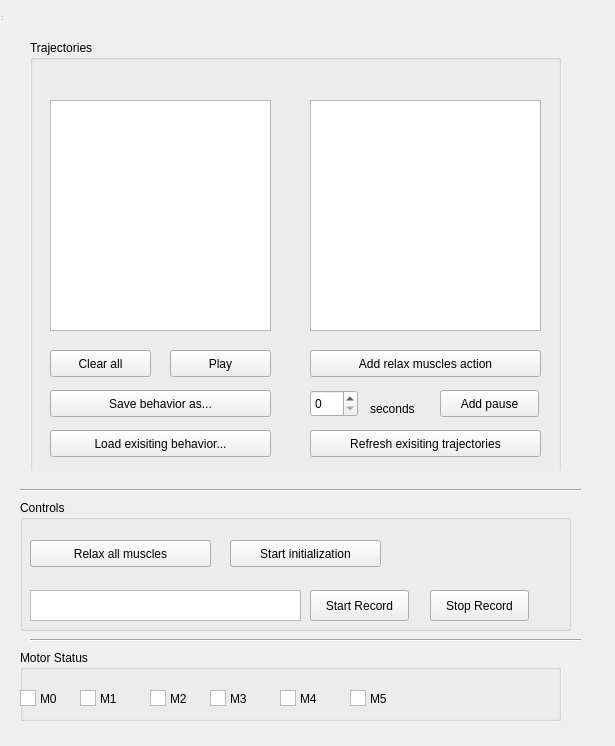
Old version of the form roboy_trajectories_control/resource/roboy_trajectories_control.ui in the repository Roboy/roboy_rqt_plugins.
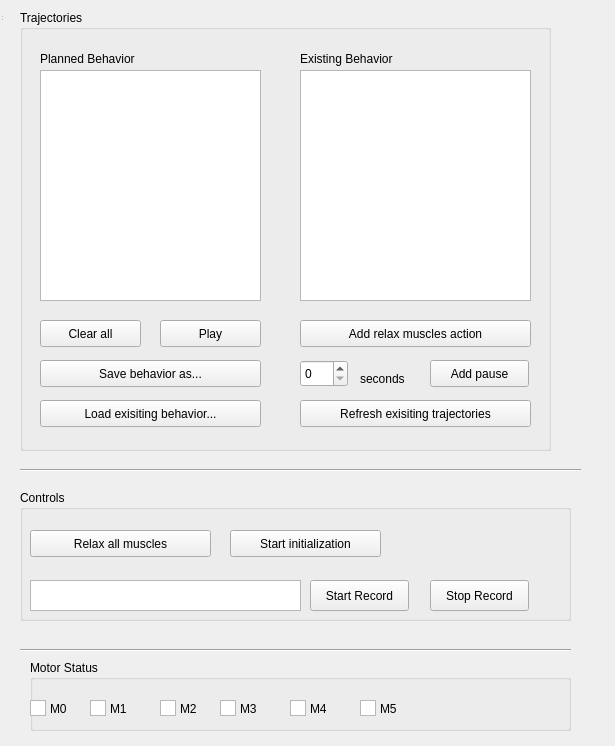
New version of the form.

Commit message: motor status :muscle:

The edit to the form file:
```diff
--- a/roboy_trajectories_control/resource/roboy_trajectories_control.ui
+++ b/roboy_trajectories_control/resource/roboy_trajectories_control.ui
@@ -19,162 +19,9 @@
      <x>10</x>
      <y>40</y>
      <width>571</width>
-     <height>431</height>
+     <height>391</height>
     </rect>
    </property>
-   <widget class="QGroupBox" name="groupBox_3">
-    <property name="geometry">
-     <rect>
-      <x>20</x>
-      <y>0</y>
-      <width>531</width>
-      <height>441</height>
-     </rect>
-    </property>
-    <property name="title">
-     <string>Trajectories</string>
-    </property>
-    <widget class="QListWidget" name="existingTrajectories">
-     <property name="geometry">
-      <rect>
-       <x>280</x>
-       <y>60</y>
-       <width>231</width>
-       <height>231</height>
-      </rect>
-     </property>
-     <property name="dragDropMode">
-      <enum>QAbstractItemView::NoDragDrop</enum>
-     </property>
-    </widget>
-    <widget class="QListWidget" name="scheduledBehavior">
-     <property name="geometry">
-      <rect>
-       <x>20</x>
-       <y>60</y>
-       <width>221</width>
-       <height>231</height>
-      </rect>
-     </property>
-     <property name="dragDropMode">
-      <enum>QAbstractItemView::NoDragDrop</enum>
-     </property>
-    </widget>
-    <widget class="QPushButton" name="addPause">
-     <property name="geometry">
-      <rect>
-       <x>410</x>
-       <y>350</y>
-       <width>99</width>
-       <height>27</height>
-      </rect>
-     </property>
-     <property name="text">
-      <string>Add pause</string>
-     </property>
-    </widget>
-    <widget class="QSpinBox" name="pauseDuration">
-     <property name="geometry">
-      <rect>
-       <x>280</x>
-       <y>350</y>
-       <width>48</width>
-       <height>27</height>
-      </rect>
-     </property>
-    </widget>
-    <widget class="QLabel" name="label_7">
-     <property name="geometry">
-      <rect>
-       <x>340</x>
-       <y>360</y>
-       <width>67</width>
-       <height>17</height>
-      </rect>
-     </property>
-     <property name="text">
-      <string>seconds</string>
-     </property>
-    </widget>
-    <widget class="QPushButton" name="playBehavior">
-     <property name="geometry">
-      <rect>
-       <x>140</x>
-       <y>310</y>
-       <width>101</width>
-       <height>27</height>
-      </rect>
-     </property>
-     <property name="text">
-      <string>Play</string>
-     </property>
-    </widget>
-    <widget class="QPushButton" name="clearBehavior">
-     <property name="geometry">
-      <rect>
-       <x>20</x>
-       <y>310</y>
-       <width>101</width>
-       <height>27</height>
-      </rect>
-     </property>
-     <property name="text">
-      <string>Clear all</string>
-     </property>
-    </widget>
-    <widget class="QPushButton" name="addRelax">
-     <property name="geometry">
-      <rect>
-       <x>280</x>
-       <y>310</y>
-       <width>231</width>
-       <height>27</height>
-      </rect>
-     </property>
-     <property name="text">
-      <string>Add relax muscles action</string>
-     </property>
-    </widget>
-    <widget class="QPushButton" name="refreshTrajectories">
-     <property name="geometry">
-      <rect>
-       <x>280</x>
-       <y>390</y>
-       <width>231</width>
-       <height>27</height>
-      </rect>
-     </property>
-     <property name="text">
-      <string>Refresh exisiting trajectories</string>
-     </property>
-    </widget>
-    <widget class="QPushButton" name="saveBehavior">
-     <property name="geometry">
-      <rect>
-       <x>20</x>
-       <y>350</y>
-       <width>221</width>
-       <height>27</height>
-      </rect>
-     </property>
-     <property name="text">
-      <string>Save behavior as...</string>
-     </property>
-    </widget>
-    <widget class="QPushButton" name="loadBehavior">
-     <property name="geometry">
-      <rect>
-       <x>20</x>
-       <y>390</y>
-       <width>221</width>
-       <height>27</height>
-      </rect>
-     </property>
-     <property name="text">
-      <string>Load exisiting behavior...</string>
-     </property>
-    </widget>
-   </widget>
   </widget>
   <widget class="QToolBar" name="mainToolBar">
    <property name="geometry">
@@ -199,8 +46,8 @@
   <widget class="QGroupBox" name="groupBox">
    <property name="geometry">
     <rect>
-     <x>20</x>
-     <y>650</y>
+     <x>30</x>
+     <y>660</y>
      <width>541</width>
      <height>71</height>
     </rect>
@@ -351,7 +198,7 @@
    <property name="geometry">
     <rect>
      <x>20</x>
-     <y>500</y>
+     <y>490</y>
      <width>551</width>
      <height>131</height>
     </rect>
@@ -432,8 +279,8 @@
   <widget class="Line" name="line">
    <property name="geometry">
     <rect>
-     <x>30</x>
-     <y>630</y>
+     <x>20</x>
+     <y>640</y>
      <width>551</width>
      <height>20</height>
     </rect>
@@ -442,11 +289,190 @@
     <enum>Qt::Horizontal</enum>
    </property>
   </widget>
-  <widget class="Line" name="line_2">
+  <widget class="QGroupBox" name="groupBox_3">
    <property name="geometry">
     <rect>
      <x>20</x>
-     <y>480</y>
+     <y>10</y>
+     <width>531</width>
+     <height>441</height>
+    </rect>
+   </property>
+   <property name="title">
+    <string>Trajectories</string>
+   </property>
+   <widget class="QListWidget" name="existingTrajectories">
+    <property name="geometry">
+     <rect>
+      <x>280</x>
+      <y>60</y>
+      <width>231</width>
+      <height>231</height>
+     </rect>
+    </property>
+    <property name="dragDropMode">
+     <enum>QAbstractItemView::NoDragDrop</enum>
+    </property>
+   </widget>
+   <widget class="QListWidget" name="scheduledBehavior">
+    <property name="geometry">
+     <rect>
+      <x>20</x>
+      <y>60</y>
+      <width>221</width>
+      <height>231</height>
+     </rect>
+    </property>
+    <property name="dragDropMode">
+     <enum>QAbstractItemView::NoDragDrop</enum>
+    </property>
+   </widget>
+   <widget class="QPushButton" name="addPause">
+    <property name="geometry">
+     <rect>
+      <x>410</x>
+      <y>350</y>
+      <width>99</width>
+      <height>27</height>
+     </rect>
+    </property>
+    <property name="text">
+     <string>Add pause</string>
+    </property>
+   </widget>
+   <widget class="QSpinBox" name="pauseDuration">
+    <property name="geometry">
+     <rect>
+      <x>280</x>
+      <y>350</y>
+      <width>48</width>
+      <height>27</height>
+     </rect>
+    </property>
+   </widget>
+   <widget class="QLabel" name="label_7">
+    <property name="geometry">
+     <rect>
+      <x>340</x>
+      <y>360</y>
+      <width>67</width>
+      <height>17</height>
+     </rect>
+    </property>
+    <property name="text">
+     <string>seconds</string>
+    </property>
+   </widget>
+   <widget class="QPushButton" name="playBehavior">
+    <property name="geometry">
+     <rect>
+      <x>140</x>
+      <y>310</y>
+      <width>101</width>
+      <height>27</height>
+     </rect>
+    </property>
+    <property name="text">
+     <string>Play</string>
+    </property>
+   </widget>
+   <widget class="QPushButton" name="clearBehavior">
+    <property name="geometry">
+     <rect>
+      <x>20</x>
+      <y>310</y>
+      <width>101</width>
+      <height>27</height>
+     </rect>
+    </property>
+    <property name="text">
+     <string>Clear all</string>
+    </property>
+   </widget>
+   <widget class="QPushButton" name="addRelax">
+    <property name="geometry">
+     <rect>
+      <x>280</x>
+      <y>310</y>
+      <width>231</width>
+      <height>27</height>
+     </rect>
+    </property>
+    <property name="text">
+     <string>Add relax muscles action</string>
+    </property>
+   </widget>
+   <widget class="QPushButton" name="refreshTrajectories">
+    <property name="geometry">
+     <rect>
+      <x>280</x>
+      <y>390</y>
+      <width>231</width>
+      <height>27</height>
+     </rect>
+    </property>
+    <property name="text">
+     <string>Refresh exisiting trajectories</string>
+    </property>
+   </widget>
+   <widget class="QPushButton" name="saveBehavior">
+    <property name="geometry">
+     <rect>
+      <x>20</x>
+      <y>350</y>
+      <width>221</width>
+      <height>27</height>
+     </rect>
+    </property>
+    <property name="text">
+     <string>Save behavior as...</string>
+    </property>
+   </widget>
+   <widget class="QPushButton" name="loadBehavior">
+    <property name="geometry">
+     <rect>
+      <x>20</x>
+      <y>390</y>
+      <width>221</width>
+      <height>27</height>
+     </rect>
+    </property>
+    <property name="text">
+     <string>Load exisiting behavior...</string>
+    </property>
+   </widget>
+   <widget class="QLabel" name="label_8">
+    <property name="geometry">
+     <rect>
+      <x>20</x>
+      <y>40</y>
+      <width>141</width>
+      <height>17</height>
+     </rect>
+    </property>
+    <property name="text">
+     <string>Planned Behavior</string>
+    </property>
+   </widget>
+   <widget class="QLabel" name="label_9">
+    <property name="geometry">
+     <rect>
+      <x>280</x>
+      <y>40</y>
+      <width>141</width>
+      <height>17</height>
+     </rect>
+    </property>
+    <property name="text">
+     <string>Existing Behavior</string>
+    </property>
+   </widget>
+  </widget>
+  <widget class="Line" name="line_3">
+   <property name="geometry">
+    <rect>
+     <x>20</x>
+     <y>460</y>
      <width>561</width>
      <height>20</height>
     </rect>
```
The commit also changes 2 other files.
